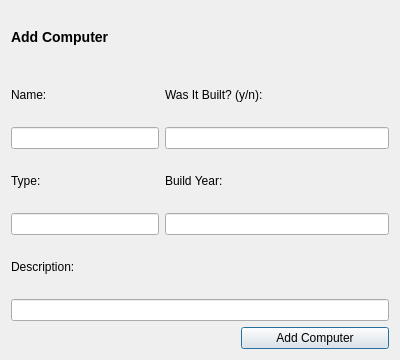
The window that vika3/ui/addcomputer.ui (hlynurstef/Verklegt-namskeid-1-vika-3) describes before a commit, drawn with Qt 5.
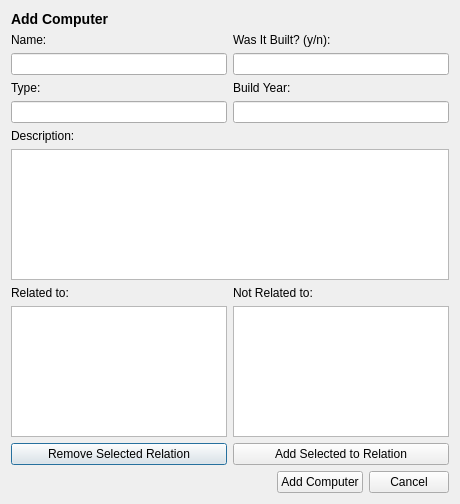
The same window after the commit. Icons and pictures are not drawn.

Commit message: add computer layout now looks like add pioneer layout

```diff
--- a/vika3/ui/addcomputer.ui
+++ b/vika3/ui/addcomputer.ui
@@ -6,8 +6,8 @@
    <rect>
     <x>0</x>
     <y>0</y>
-    <width>400</width>
-    <height>360</height>
+    <width>460</width>
+    <height>504</height>
    </rect>
   </property>
   <property name="windowTitle">
@@ -17,99 +17,201 @@
    <iconset resource="resources.qrc">
     <normaloff>:/icons/Images/add_comp.png</normaloff>:/icons/Images/add_comp.png</iconset>
   </property>
-  <layout class="QGridLayout" name="gridLayout">
-   <item row="0" column="0" colspan="2">
-    <widget class="QLabel" name="label_add_pio">
+  <layout class="QVBoxLayout" name="verticalLayout_6">
+   <item>
+    <widget class="QLabel" name="label_add_computer">
      <property name="text">
       <string>&lt;html&gt;&lt;head/&gt;&lt;body&gt;&lt;p&gt;&lt;span style=&quot; font-size:large; font-weight:600;&quot;&gt;Add Computer&lt;/span&gt;&lt;/p&gt;&lt;/body&gt;&lt;/html&gt;</string>
      </property>
     </widget>
    </item>
-   <item row="1" column="0">
-    <widget class="QLabel" name="label_name">
+   <item>
+    <layout class="QHBoxLayout" name="horizontalLayout_4">
+     <item>
+      <layout class="QVBoxLayout" name="verticalLayout_2">
+       <item>
+        <layout class="QHBoxLayout" name="horizontalLayout_2">
+         <item>
+          <widget class="QLabel" name="label_computer_name">
      <property name="text">
       <string>Name: </string>
      </property>
     </widget>
    </item>
-   <item row="1" column="1">
-    <widget class="QLabel" name="label_name_error">
+         <item>
+          <widget class="QLabel" name="label_computer_name_error">
      <property name="text">
       <string/>
      </property>
     </widget>
    </item>
-   <item row="1" column="2" colspan="2">
-    <widget class="QLabel" name="label_birth_year">
-     <property name="text">
-      <string>Was It Built? (y/n):</string>
-     </property>
-    </widget>
-   </item>
-   <item row="1" column="4">
-    <widget class="QLabel" name="label_build_error">
-     <property name="text">
-      <string/>
-     </property>
-    </widget>
-   </item>
-   <item row="2" column="0" colspan="2">
-    <widget class="QLineEdit" name="input_name"/>
-   </item>
-   <item row="2" column="2" colspan="3">
-    <widget class="QLineEdit" name="input_was_it_built"/>
-   </item>
-   <item row="3" column="0">
-    <widget class="QLabel" name="label_sex">
+        </layout>
+       </item>
+       <item>
+        <widget class="QLineEdit" name="input_computer_name"/>
+       </item>
+       <item>
+        <layout class="QHBoxLayout" name="horizontalLayout_3">
+         <item>
+          <widget class="QLabel" name="label_computer_type">
      <property name="text">
       <string>Type:</string>
      </property>
     </widget>
    </item>
-   <item row="3" column="1">
-    <widget class="QLabel" name="label_type_error">
+         <item>
+          <widget class="QLabel" name="label_computer_type_error">
      <property name="text">
       <string/>
      </property>
     </widget>
    </item>
-   <item row="3" column="2">
-    <widget class="QLabel" name="label__death_year">
+        </layout>
+       </item>
+       <item>
+        <widget class="QLineEdit" name="input_computer_type"/>
+       </item>
+      </layout>
+     </item>
+     <item>
+      <layout class="QVBoxLayout" name="verticalLayout">
+       <item>
+        <layout class="QHBoxLayout" name="horizontalLayout">
+         <item>
+          <widget class="QLabel" name="label_computer_birth_year">
+           <property name="text">
+            <string>Was It Built? (y/n):</string>
+           </property>
+          </widget>
+         </item>
+         <item>
+          <widget class="QLabel" name="label_computer_build_error">
+           <property name="text">
+            <string/>
+           </property>
+          </widget>
+         </item>
+        </layout>
+       </item>
+       <item>
+        <widget class="QLineEdit" name="input_computer_was_it_built"/>
+       </item>
+       <item>
+        <widget class="QLabel" name="label_computer_build_year">
      <property name="text">
       <string>Build Year:</string>
      </property>
     </widget>
    </item>
-   <item row="4" column="0" colspan="2">
-    <widget class="QLineEdit" name="input_type"/>
-   </item>
-   <item row="4" column="2" colspan="3">
-    <widget class="QLineEdit" name="input_build_year"/>
-   </item>
-   <item row="5" column="0">
-    <widget class="QLabel" name="label_description">
+       <item>
+        <widget class="QLineEdit" name="input_computer_build_year"/>
+       </item>
+      </layout>
+     </item>
+    </layout>
+   </item>
+   <item>
+    <layout class="QVBoxLayout" name="verticalLayout_3">
+     <item>
+      <layout class="QHBoxLayout" name="horizontalLayout_5">
+       <item>
+        <widget class="QLabel" name="label_computer_description">
      <property name="text">
       <string>Description:</string>
      </property>
     </widget>
    </item>
-   <item row="5" column="3" colspan="2">
-    <widget class="QLabel" name="label_description_error">
+       <item>
+        <widget class="QLabel" name="label_computer_description_error">
      <property name="text">
       <string/>
      </property>
     </widget>
    </item>
-   <item row="6" column="0" colspan="5">
-    <widget class="QLineEdit" name="input_description"/>
-   </item>
-   <item row="7" column="3" colspan="2">
+      </layout>
+     </item>
+     <item>
+      <widget class="QTextEdit" name="input_computer_description"/>
+     </item>
+    </layout>
+   </item>
+   <item>
+    <layout class="QHBoxLayout" name="horizontalLayout_7">
+     <item>
+      <layout class="QVBoxLayout" name="verticalLayout_5">
+       <item>
+        <widget class="QLabel" name="label_computer_related_to">
+         <property name="text">
+          <string>Related to:</string>
+         </property>
+        </widget>
+       </item>
+       <item>
+        <widget class="QListWidget" name="list_computer_related_pioneers"/>
+       </item>
+       <item>
+        <widget class="QPushButton" name="button_computer_remove_relation">
+         <property name="text">
+          <string>Remove Selected Relation</string>
+         </property>
+        </widget>
+       </item>
+      </layout>
+     </item>
+     <item>
+      <layout class="QVBoxLayout" name="verticalLayout_4">
+       <item>
+        <widget class="QLabel" name="label_computer_not_related_to">
+         <property name="text">
+          <string>Not Related to:</string>
+         </property>
+        </widget>
+       </item>
+       <item>
+        <widget class="QListWidget" name="list_computer_unrelated_pioneers"/>
+       </item>
+       <item>
+        <widget class="QPushButton" name="button_computer_add_relation">
+         <property name="text">
+          <string>Add Selected to Relation</string>
+         </property>
+        </widget>
+       </item>
+      </layout>
+     </item>
+    </layout>
+   </item>
+   <item>
+    <layout class="QHBoxLayout" name="horizontalLayout_6">
+     <item>
+      <spacer name="horizontalSpacer">
+       <property name="orientation">
+        <enum>Qt::Horizontal</enum>
+       </property>
+       <property name="sizeHint" stdset="0">
+        <size>
+         <width>40</width>
+         <height>20</height>
+        </size>
+       </property>
+      </spacer>
+     </item>
+     <item>
     <widget class="QPushButton" name="button_add_computer">
      <property name="text">
       <string>Add Computer</string>
      </property>
     </widget>
    </item>
+     <item>
+      <widget class="QPushButton" name="button_computer_cancel">
+       <property name="text">
+        <string>Cancel</string>
+       </property>
+      </widget>
+     </item>
+    </layout>
+   </item>
   </layout>
  </widget>
  <tabstops>
```
Left out of the diff: 9 changed lines with no effect on the pictures. Lines whose indentation alone changed are shown as unchanged. The commit also changes 1 other file.
